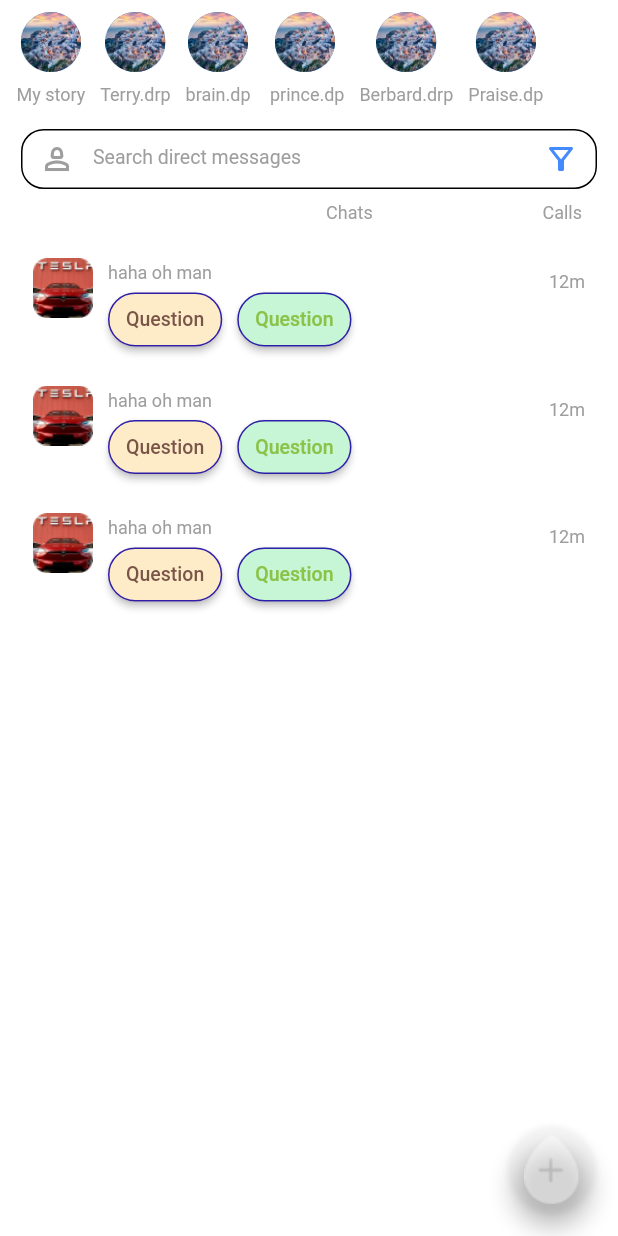
After one commit to spentdigitallabs/Driipaapp, a Flutter app: the ChatsPage screen opened directly, after a tap on "Communites", on a phone screen of 412 x 824 dp. The commit adds this screen. Run offline on Flutter 3.47's test engine with Material 2 defaults, Android fonts, the phone set to English and light mode, and no system bars; our stand-ins replace scroll_date_picker, shared_preferences; missing offline and left inert: web3auth_flutter, web3dart; accounts and stored records are empty; generated files the repository leaves out were written again.

Commit message:
updates and bugs

```diff
--- a/lib/core/models.dart
+++ b/lib/core/models.dart
@@ -16,17 +16,43 @@ class NavItems {
   NavItems({required this.icon, required this.title});
 }
 
-class Chat {
+class ChatModel {
   final String image;
   final String title;
   final String message;
   final String duration;
   final bool read;
 
-  Chat(
+  ChatModel(
       {required this.image,
       required this.message,
       required this.duration,
       required this.read,
       required this.title});
 }
+
+class CommunityModel {
+  final String image;
+  final String title;
+  final String bio;
+  final String duration;
+
+  CommunityModel(
+      {required this.image,
+      required this.title,
+      required this.bio,
+      required this.duration});
+}
+
+class CallModel {
+  final String image;
+  final String title;
+  final IconData icon;
+  final DateTime duration;
+
+  CallModel(
+      {required this.image,
+      required this.title,
+      required this.icon,
+      required this.duration});
+}
--- /dev/null
+++ b/lib/src/home/chats.dart
@@ -0,0 +1,187 @@
+import 'package:driipa_reloaded/core/models.dart';
+import 'package:flutter/material.dart';
+
+import 'calls.dart';
+import 'communities.dart';
+
+class ChatsPage extends StatefulWidget {
+  const ChatsPage({super.key});
+
+  @override
+  State<ChatsPage> createState() => _ChatsPageState();
+}
+
+class _ChatsPageState extends State<ChatsPage> {
+  final List<String> stories = [
+    "My story",
+    "Terry.drp",
+    "brain.dp",
+    " prince.dp",
+    "Berbard.drp",
+    "Praise.dp"
+  ];
+
+  List<Widget> homeWidgets = [Communities(), MainChats(), Calls()];
+
+  int selectedWidget = 1;
+
+  List<String> pages = ['Communites', 'Chats', 'Calls'];
+
+  @override
+  Widget build(BuildContext context) {
+    return Scaffold(
+        backgroundColor: Colors.transparent,
+        floatingActionButton: FloatingActionButton(
+            onPressed: () {},
+            backgroundColor: Colors.transparent,
+            child: Image.asset("assets/images/droplet.png")),
+        body: Padding(
+            padding: const EdgeInsets.only(top: 8.0, left: 6, right: 6),
+            child: Column(children: [
+              Row(
+                  children: stories
+                      .map((story) => Padding(
+                          padding: const EdgeInsets.symmetric(horizontal: 5.0),
+                          child: Column(children: [
+                            CircleAvatar(
+                              child: Image.asset("assets/images/profile.png"),
+                            ),
+                            Padding(
+                                padding:
+                                    const EdgeInsets.symmetric(vertical: 8.0),
+                                child: Text(story,
+                                    textAlign: TextAlign.start,
+                                    style: const TextStyle(
+                                        fontSize: 12, color: Colors.grey)))
+                          ])))
+                      .toList()),
+              Container(
+                  margin: const EdgeInsets.all(8),
+                  width: double.infinity,
+                  height: 40,
+                  child: TextFormField(
+                      decoration: InputDecoration(
+                          prefixIcon: const Icon(Icons.person_2_outlined,
+                              color: Colors.grey),
+                          suffixIcon: const Icon(Icons.filter_alt_outlined,
+                              color: Colors.blueAccent),
+                          fillColor: Colors.white,
+                          focusedBorder: OutlineInputBorder(
+                              borderRadius: BorderRadius.circular(20.0),
+                              borderSide: const BorderSide(color: Colors.blue)),
+                          enabledBorder: OutlineInputBorder(
+                              borderRadius: BorderRadius.circular(15.0)),
+                          label: const Text('Search direct messages',
+                              style:
+                                  TextStyle(color: Colors.grey, fontSize: 13)),
+                          hintStyle:
+                              const TextStyle(color: Colors.grey, fontSize: 13),
+                          border: OutlineInputBorder(
+                              borderRadius: BorderRadius.circular(10))),
+                      keyboardType: TextInputType.emailAddress)),
+              Padding(
+                padding: const EdgeInsets.symmetric(horizontal: 18.0),
+                child: Row(
+                    mainAxisAlignment: MainAxisAlignment.spaceBetween,
+                    children: pages
+                        .asMap()
+                        .entries
+                        .map((page) => InkWell(
+                            onTap: () => setState(() {
+                                  selectedWidget = page.key;
+                                }),
+                            child: Text(page.value,
+                                textAlign: TextAlign.start,
+                                style: TextStyle(
+                                    fontSize:
+                                        page.key == selectedWidget ? 14 : 12,
+                                    fontWeight: page.key == selectedWidget
+                                        ? FontWeight.w700
+                                        : FontWeight.w400,
+                                    color: page.key == selectedWidget
+                                        ? Colors.white
+                                        : Colors.grey))))
+                        .toList()),
+              ),
+              Expanded(
+                  child: SingleChildScrollView(
+                      padding: const EdgeInsets.symmetric(vertical: 6),
+                      child: homeWidgets[selectedWidget]))
+            ])));
+  }
+}
+
+class MainChats extends StatelessWidget {
+  MainChats({super.key});
+
+  final List<ChatModel> chats = [
+    ChatModel(
+        image: 'assets/images/chaticon.png',
+        message: 'AEPrince: Hey Been a while having ...',
+        duration: "10m",
+        read: false,
+        title: 'Driipa Community Update'),
+    ChatModel(
+        image: 'assets/images/chaticon.png',
+        message: 'AEPrince: Hey Been a while having ...',
+        duration: "10m",
+        read: true,
+        title: 'Driipa Community Update'),
+    ChatModel(
+        image: 'assets/images/chaticon.png',
+        message: 'AEPrince: Hey Been a while having ...',
+        duration: "10m",
+        read: true,
+        title: 'Driipa Community Update'),
+    ChatModel(
+        image: 'assets/images/chaticon.png',
+        message: 'AEPrince: Hey Been a while having ...',
+        duration: "10m",
+        read: false,
+        title: 'Driipa Community Update'),
+    ChatModel(
+        image: 'assets/images/chaticon.png',
+        message: 'AEPrince: Hey Been a while having ...',
+        duration: "10m",
+        read: false,
+        title: 'Driipa Community Update')
+  ];
+
+  @override
+  Widget build(BuildContext context) {
+    return Column(
+        children: chats
+            .map((chat) => ListTile(
+                leading: Image.asset(chat.image),
+                dense: false,
+                horizontalTitleGap: 0,
+                title: Text(chat.title,
+                    textAlign: TextAlign.start,
+                    style: const TextStyle(
+                        fontSize: 13,
+                        color: Colors.white,
+                        fontWeight: FontWeight.w600)),
+                trailing: Padding(
+                    padding: const EdgeInsets.symmetric(vertical: 9.0),
+                    child: Column(
+                        mainAxisAlignment: MainAxisAlignment.spaceBetween,
+                        children: [
+                          Container(
+                              width: 8,
+                              height: 8,
+                              decoration: BoxDecoration(
+                                  color: chat.read
+                                      ? Colors.transparent
+                                      : Colors.blue,
+                                  borderRadius: BorderRadius.circular(50))),
+                          Text(chat.duration,
+                              textAlign: TextAlign.start,
+                              style: const TextStyle(
+                                  fontSize: 12, color: Colors.grey))
+                        ])),
+                subtitle: Text(chat.message,
+                    textAlign: TextAlign.start,
+                    style: const TextStyle(fontSize: 12, color: Colors.grey))))
+            .toList());
+  }
+}
--- /dev/null
+++ b/lib/src/home/communities.dart
@@ -0,0 +1,111 @@
+import 'package:driipa_reloaded/core/models.dart';
+import 'package:flutter/material.dart';
+
+class Communities extends StatelessWidget {
+  Communities({super.key});
+
+  final List<CommunityModel> communities = [
+    CommunityModel(
+        image: "assets/images/tesla.png",
+        title: "Tesla Official",
+        bio: 'haha oh man',
+        duration: "12m"),
+    CommunityModel(
+        image: "assets/images/tesla.png",
+        title: "Tesla Official",
+        bio: 'haha oh man',
+        duration: "12m"),
+    CommunityModel(
+        image: "assets/images/tesla.png",
+        title: "Tesla Official",
+        bio: 'haha oh man',
+        duration: "12m")
+  ];
+
+  @override
+  Widget build(BuildContext context) {
+    return Column(
+        children: communities
+            .map((chat) => ListTile(
+                leading: Image.asset(chat.image, width: 40, height: 40),
+                dense: false,
+                horizontalTitleGap: 10,
+                isThreeLine: true,
+                title: Text(chat.title,
+                    textAlign: TextAlign.start,
+                    style: const TextStyle(
+                        fontSize: 13,
+                        color: Colors.white,
+                        fontWeight: FontWeight.w600)),
+                trailing: Padding(
+                    padding: const EdgeInsets.symmetric(vertical: 9.0),
+                    child: Column(
+                        mainAxisAlignment: MainAxisAlignment.spaceBetween,
+                        children: [
+                          Text(chat.duration,
+                              textAlign: TextAlign.start,
+                              style: const TextStyle(
+                                  fontSize: 12, color: Colors.grey))
+                        ])),
+                subtitle: Column(
+                    crossAxisAlignment: CrossAxisAlignment.start,
+                    children: [
+                      Text(chat.bio,
+                          textAlign: TextAlign.start,
+                          style: const TextStyle(
+                              fontSize: 12, color: Colors.grey)),
+                      SizedBox(
+                          width: double.infinity,
+                          child: Row(children: [
+                            ElevatedButton(
+                                onPressed: () {},
+                                style: ElevatedButton.styleFrom(
+                                    backgroundColor: const Color(0xFFFEEBC8),
+                                    padding: const EdgeInsets.symmetric(
+                                        horizontal: 12),
+                                    textStyle: const TextStyle(
+                                        fontSize: 14,
+                                        color: Colors.brown,
+                                        fontWeight: FontWeight.w500),
+                                    shape: RoundedRectangleBorder(
+                                        borderRadius:
+                                            BorderRadius.circular(30.0),
+                                        side: const BorderSide(
+                                            color: Color(
+                                                0xFF2F1EA9), // Border color
+                                            width: 1.0))),
+                                child: const Text("Question",
+                                    style: TextStyle(
+                                        fontSize: 13,
+                                        color: Colors.brown,
+                                        fontWeight: FontWeight.w500))),
+                            Container(
+                                margin:
+                                    const EdgeInsets.symmetric(horizontal: 10),
+                                child: ElevatedButton(
+                                    onPressed: () {},
+                                    style: ElevatedButton.styleFrom(
+                                        backgroundColor:
+                                            const Color(0xFFC6F6D5),
+                                        padding: const EdgeInsets.symmetric(
+                                            horizontal: 12),
+                                        textStyle: const TextStyle(
+                                            fontSize: 14,
+                                            fontWeight: FontWeight.w500),
+                                        shape: RoundedRectangleBorder(
+                                            borderRadius:
+                                                BorderRadius.circular(30.0),
+                                            side: const BorderSide(
+                                                color: Color(
+                                                    0xFF2F1EA9), // Border color
+                                                width: 1.0))),
+                                    child: const Text("Question",
+                                        style: TextStyle(
+                                            fontSize: 13,
+                                            color: Colors.lightGreen,
+                                            fontWeight: FontWeight.w500))))
+                          ]))
+                    ])))
+            .toList());
+  }
+}
--- a/lib/src/wallet/wallet.dart
+++ b/lib/src/wallet/wallet.dart
@@ -10,7 +10,7 @@ class WalletPage extends StatelessWidget {
     return Scaffold(
         body: BackgroundGradient(
             child: Padding(
-                padding: const EdgeInsets.only(top: 50, right: 5, left: 5),
+                padding: const EdgeInsets.only(top: 10, right: 5, left: 5),
                 child: Column(children: [
                   Padding(
                       padding: const EdgeInsets.symmetric(horizontal: 15),
@@ -165,7 +165,7 @@ class WalletPage extends StatelessWidget {
                                                                     horizontal:
                                                                         25,
                                                                     vertical:
-                                                                        20),
+                                                                        15),
                                                                 textStyle: const TextStyle(
                                                                     fontSize:
                                                                         16,
@@ -191,7 +191,7 @@ class WalletPage extends StatelessWidget {
                                                                     horizontal:
                                                                         25,
                                                                     vertical:
-                                                                        20),
+                                                                        15),
                                                             textStyle:
                                                                 const TextStyle(
                                                                     fontSize:
```
Also changed, not shown: lib/src/home/calls.dart (added, +51 -0 lines), lib/src/home/community.dart (deleted, +0 -190 lines), lib/src/home/homepage.dart (+82 -21 lines), lib/src/profile/profile_page.dart (+5 -2 lines), lib/src/signin/sign_in.dart (+20 -17 lines), lib/src/wallet/wallet_confirm.dart (+4 -5 lines), assets/images/droplet.png (added), assets/images/profile2.png (added), assets/images/tesla.png (added), lib/main.dart (line endings or trailing spaces), 4 other files.
